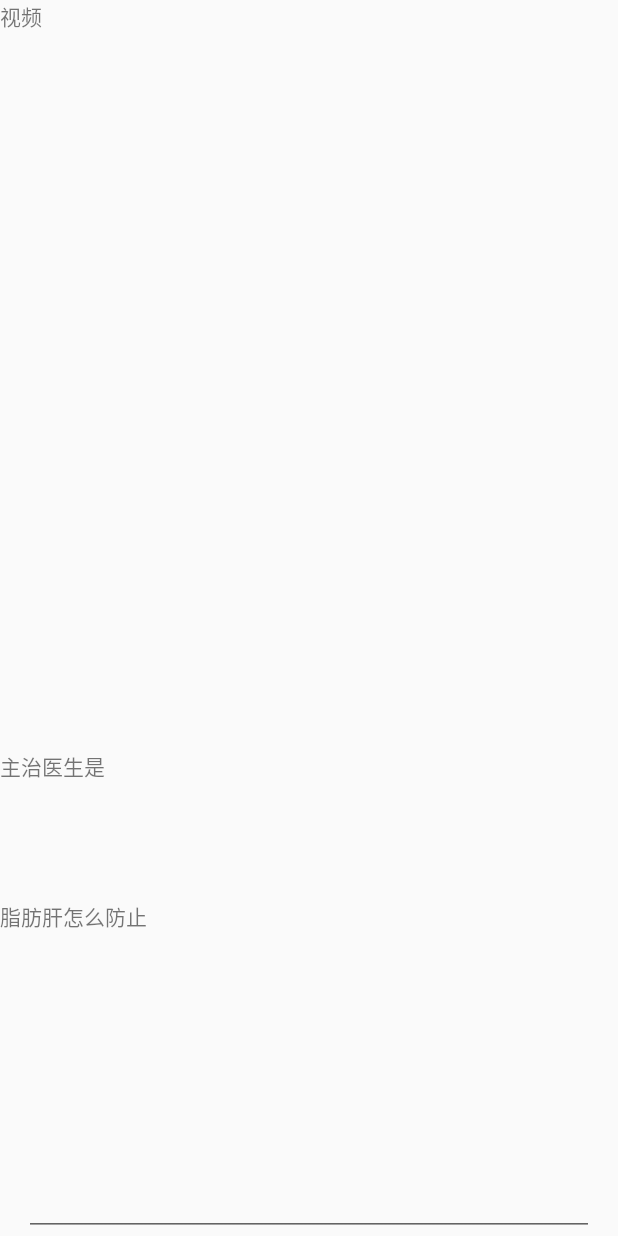
After one commit to androidYun/ProjectDemo, an Android app: the layout activity_playback_detail.xml on its own in the app's theme, with its tools: preview values and no code run, on a phone screen of 412 x 824 dp. The commit adds this screen. Run offline under Robolectric (Android 15) with nearby library versions, the phone set to English and light mode, and no system bars.

Commit message:
NestScrollView+RecycleView测试

```diff
--- a/app/src/main/AndroidManifest.xml
+++ b/app/src/main/AndroidManifest.xml
@@ -8,7 +8,7 @@
         android:label="@string/app_name"
         android:supportsRtl="true"
         android:theme="@style/AppTheme">
-        <activity android:name=".Maintivity2">
+        <activity android:name=".MainActivity2">
             <intent-filter>
                 <action android:name="android.intent.action.MAIN" />
 
@@ -16,6 +16,7 @@
             </intent-filter>
         </activity>
         <activity android:name=".ScroOrRecyActivity" />
+
     </application>
 
 </manifest>
--- a/app/src/main/res/layout/activity_main.xml
+++ b/app/src/main/res/layout/activity_main.xml
@@ -12,6 +12,11 @@
         android:gravity="center"
         android:text="看看ScrollView嵌套RecycleView" />
 
+    <TextView
+        android:id="@+id/tv_playback"
+        android:layout_width="match_parent"
+        android:layout_height="60dp" />
+
     <android.support.v7.widget.RecyclerView
         android:id="@+id/rv_test"
         android:layout_width="match_parent"
--- /dev/null
+++ b/app/src/main/res/layout/activity_playback_detail.xml
@@ -0,0 +1,46 @@
+<?xml version="1.0" encoding="utf-8"?>
+<RelativeLayout xmlns:android="http://schemas.android.com/apk/res/android"
+    android:layout_width="match_parent"
+    android:layout_height="match_parent"
+    android:orientation="vertical">
+
+    <android.support.v4.widget.NestedScrollView
+        android:layout_width="match_parent"
+        android:layout_height="match_parent"
+        android:paddingBottom="50dp">
+
+        <LinearLayout
+            android:layout_width="match_parent"
+            android:layout_height="match_parent"
+            android:orientation="vertical">
+
+            <TextView
+                android:layout_width="match_parent"
+                android:layout_height="500dp"
+                android:text="视频" />
+
+            <TextView
+                android:layout_width="match_parent"
+                android:layout_height="100dp"
+                android:text="主治医生是" />
+
+            <TextView
+                android:layout_width="match_parent"
+                android:layout_height="100dp"
+                android:text="脂肪肝怎么防止" />
+
+            <android.support.v7.widget.RecyclerView
+                android:id="@+id/rv_comment"
+                android:layout_width="match_parent"
+                android:layout_height="wrap_content"></android.support.v7.widget.RecyclerView>
+        </LinearLayout>
+    </android.support.v4.widget.NestedScrollView>
+
+    <EditText
+        android:id="@+id/ev_coment"
+        android:layout_width="match_parent"
+        android:layout_height="50dp"
+        android:layout_alignParentBottom="true"
+        android:layout_marginLeft="@dimen/activity_horizontal_margin"
+        android:layout_marginRight="@dimen/activity_horizontal_margin" />
+</RelativeLayout>
--- a/build.gradle
+++ b/build.gradle
@@ -1,11 +1,13 @@
 // Top-level build file where you can add configuration options common to all sub-projects/modules.
 
 buildscript {
+    ext.kotlin_version = '1.0.7'
     repositories {
         jcenter()
     }
     dependencies {
         classpath 'com.android.tools.build:gradle:2.0.0'
+        classpath "org.jetbrains.kotlin:kotlin-gradle-plugin:$kotlin_version"
 
         // NOTE: Do not place your application dependencies here; they belong
         // in the individual module build.gradle files
```
Also changed, not shown: app/build.gradle (+10 -1 lines), app/src/main/java/com/lgy/projectdemo/Bean/CommentBean.kt (added, +16 -0 lines), app/src/main/java/com/lgy/projectdemo/Maintivity2.java (+9 -0 lines), app/src/main/java/com/lgy/projectdemo/activity/PlayBackActivity.kt (added, +33 -0 lines), app/src/main/java/com/lgy/projectdemo/adapter/PlayBackDetailAdapter.kt (added, +20 -0 lines), app/src/main/res/layout/item_playbacl_comment.xml (added, +21 -0 lines).
